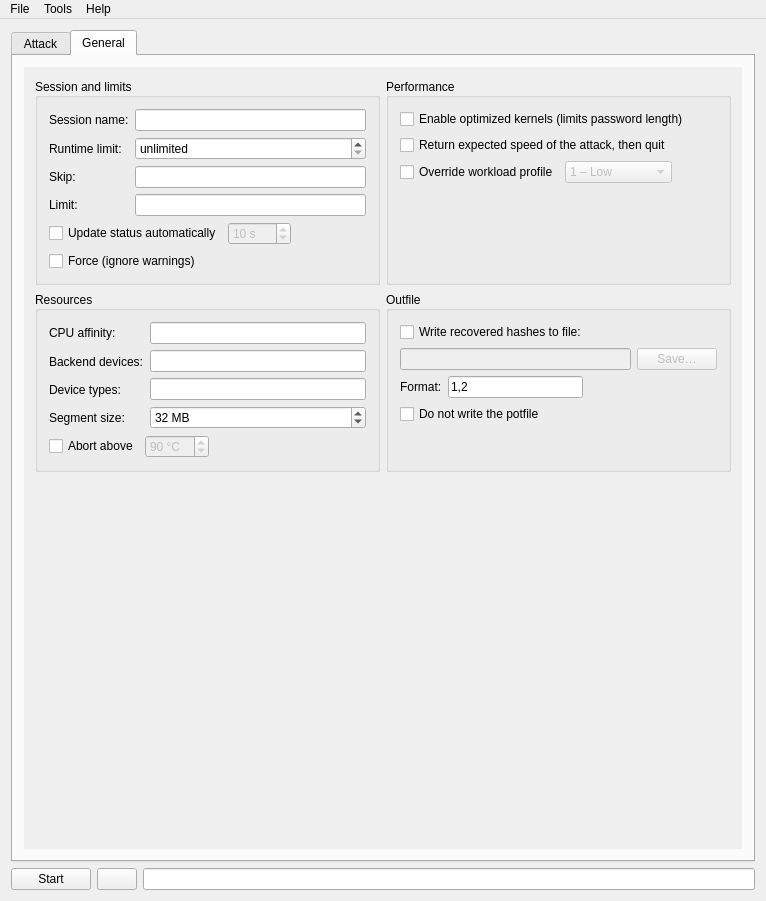
Before: the Qt Designer form src/mainwindow.ui in rgroesslinger/hashcat-gui, drawn with Qt 5.
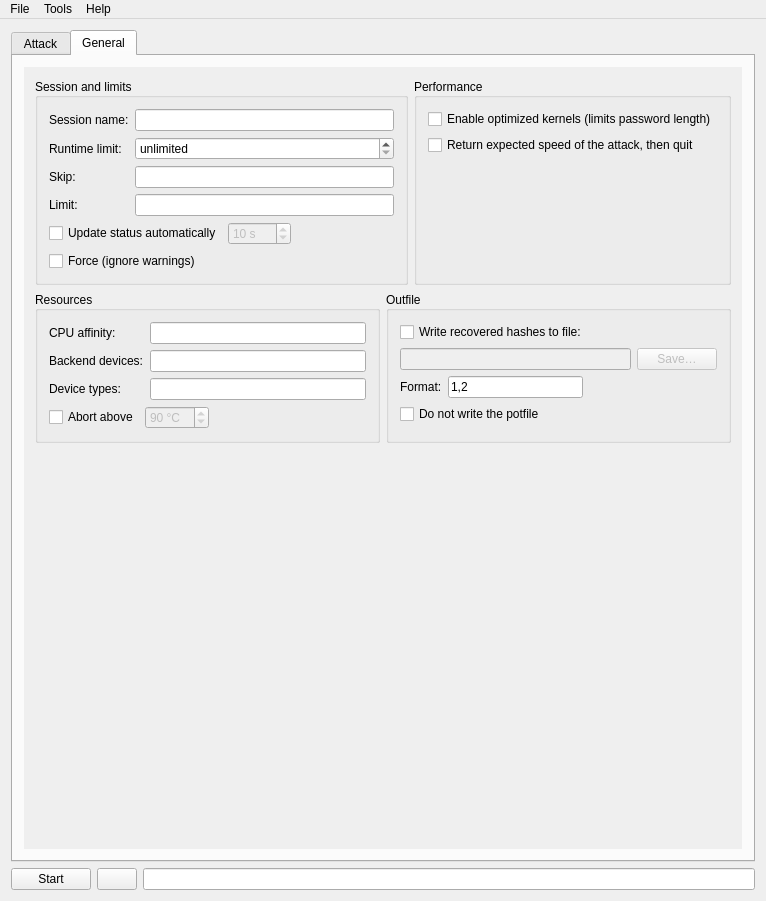
After: the same form once the commit is applied. The open tabs and pages were chosen to show the change. Icons and pictures are not drawn.

Commit message:
Remove segment size and workload profile options
Hashcat 8.0.0 drops -c/--segment-size as a fatal parse error and accepts
-w/--workload-profile only as a silently ignored legacy flag, so neither
has a place in the GUI anymore: constants, options fields, builder
emission, widgets, session example and the tests that used them.

What changed in the file:
```diff
--- a/src/mainwindow.ui
+++ b/src/mainwindow.ui
@@ -1057,60 +1057,6 @@
                    </property>
                   </widget>
                  </item>
-                 <item>
-                  <layout class="QHBoxLayout" name="horizontalLayout">
-                   <item>
-                    <widget class="QCheckBox" name="checkBox_override_workload_profile">
-                     <property name="text">
-                      <string>Override workload profile</string>
-                     </property>
-                    </widget>
-                   </item>
-                   <item>
-                    <widget class="QComboBox" name="comboBox_workload_profile">
-                     <property name="enabled">
-                      <bool>false</bool>
-                     </property>
-                     <item>
-                      <property name="text">
-                       <string notr="true">1 – Low</string>
-                      </property>
-                     </item>
-                     <item>
-                      <property name="text">
-                       <string notr="true">2 – Default</string>
-                      </property>
-                     </item>
-                     <item>
-                      <property name="text">
-                       <string notr="true">3 – High</string>
-                      </property>
-                     </item>
-                     <item>
-                      <property name="text">
-                       <string notr="true">4 – Nightmare</string>
-                      </property>
-                     </item>
-                    </widget>
-                   </item>
-                   <item>
-                    <spacer name="horizontalSpacer">
-                     <property name="orientation">
-                      <enum>Qt::Orientation::Horizontal</enum>
-                     </property>
-                     <property name="sizeType">
-                      <enum>QSizePolicy::Policy::Expanding</enum>
-                     </property>
-                     <property name="sizeHint" stdset="0">
-                      <size>
-                       <width>40</width>
-                       <height>20</height>
-                      </size>
-                     </property>
-                    </spacer>
-                   </item>
-                  </layout>
-                 </item>
                 </layout>
                </widget>
               </item>
@@ -1155,13 +1101,6 @@
                        </property>
                       </widget>
                      </item>
-                     <item>
-                      <widget class="QLabel" name="label_segment_size">
-                       <property name="text">
-                        <string>Segment size:</string>
-                       </property>
-                      </widget>
-                     </item>
                     </layout>
                    </item>
                    <item>
@@ -1187,31 +1126,6 @@
                       <widget class="QLineEdit" name="lineEdit_opencl_device_types">
                       </widget>
                      </item>
-                     <item>
-                      <widget class="QSpinBox" name="spinBox_segment_size">
-                       <property name="sizePolicy">
-                        <sizepolicy hsizetype="Preferred" vsizetype="Fixed">
-                         <horstretch>0</horstretch>
-                         <verstretch>0</verstretch>
-                        </sizepolicy>
-                       </property>
-                       <property name="toolTip">
-                        <string>How much of the wordlist hashcat caches in memory, in MB. Lower it if hashcat runs out of memory.</string>
-                       </property>
-                       <property name="suffix">
-                        <string> MB</string>
-                       </property>
-                       <property name="minimum">
-                        <number>1</number>
-                       </property>
-                       <property name="maximum">
-                        <number>1024</number>
-                       </property>
-                       <property name="value">
-                        <number>32</number>
-                       </property>
-                      </widget>
-                     </item>
                     </layout>
                    </item>
                   </layout>
```
The commit also changes 9 other files.
